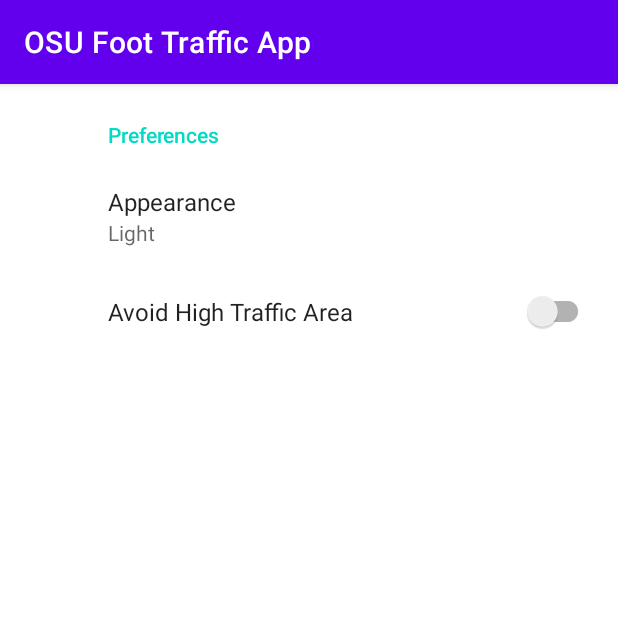
After one commit to caelummmuhhh/osu-foot-traffic-app, an Android app: the fragment SettingsFragment shown on its own in the app's theme, on a phone screen of 412 x 824 dp, the top half of it. The commit adds this screen. Run offline under Robolectric (Android 15) with nearby library versions, the phone set to English and light mode, and no system bars; our stand-ins replace androidx.preference.

Commit message:
Add Settings Fragment and a way to switch between Map and Settings

```diff
--- a/app/build.gradle.kts
+++ b/app/build.gradle.kts
@@ -47,6 +47,8 @@
     implementation(libs.androidx.activity)
     implementation(libs.androidx.constraintlayout)
     implementation(libs.play.services.maps)
+    implementation(libs.androidx.preference)
+    implementation(libs.androidx.preference.ktx)
     testImplementation(libs.junit)
     androidTestImplementation(libs.androidx.junit)
     androidTestImplementation(libs.androidx.espresso.core)
--- a/app/src/main/java/com/example/osufoottrafficapp/fragment/MapFragment.kt
+++ b/app/src/main/java/com/example/osufoottrafficapp/ui/fragment/MapFragment.kt
@@ -1,4 +1,4 @@
-package com.example.osufoottrafficapp.fragment
+package com.example.osufoottrafficapp.ui.fragment
 
 import androidx.fragment.app.Fragment
 
@@ -39,13 +39,13 @@
         container: ViewGroup?,
         savedInstanceState: Bundle?
     ): View? {
-        Log.d(TAG, "onCreateView() called!")
+        Log.d(TAG, "MapFragment onCreateView() called!")
         return inflater.inflate(R.layout.fragment_map, container, false)
     }
 
     override fun onDestroyView() {
         super.onDestroyView()
-        Log.d(TAG, "onDestroyView() called!")
+        Log.d(TAG, "MapFragment onDestroyView() called!")
     }
 
     override fun onViewCreated(view: View, savedInstanceState: Bundle?) {
--- /dev/null
+++ b/app/src/main/java/com/example/osufoottrafficapp/ui/fragment/SettingsFragment.kt
@@ -0,0 +1,30 @@
+package com.example.osufoottrafficapp.ui.fragment
+
+import android.os.Bundle
+import android.util.Log
+import android.view.LayoutInflater
+import android.view.View
+import android.view.ViewGroup
+import androidx.preference.PreferenceFragmentCompat
+import com.example.osufoottrafficapp.R
+
+class SettingsFragment : PreferenceFragmentCompat() {
+    private var tag: String? = this::class.simpleName
+    override fun onCreatePreferences(savedInstanceState: Bundle?, rootKey: String?) {
+        setPreferencesFromResource(R.xml.root_preferences, rootKey)
+    }
+
+    override fun onCreateView(
+        inflater: LayoutInflater,
+        container: ViewGroup?,
+        savedInstanceState: Bundle?
+    ): View {
+        Log.d(tag, "Creating SettingsFragment via SettingsFragment()")
+        return super.onCreateView(inflater, container, savedInstanceState)
+    }
+
+    override fun onDestroyView() {
+        Log.d(tag, "Destroying SettingsFragment via onDestroyView()")
+        super.onDestroyView()
+    }
+}
--- a/app/src/main/res/layout/fragment_map.xml
+++ b/app/src/main/res/layout/fragment_map.xml
@@ -9,5 +9,5 @@
         android:name="com.google.android.gms.maps.SupportMapFragment"
         android:layout_width="match_parent"
         android:layout_height="match_parent"
-        tools:context=".fragment.MapFragment" />
+        tools:context=".ui.fragment.MapFragment" />
 </RelativeLayout>
--- /dev/null
+++ b/app/src/main/res/values/arrays.xml
@@ -0,0 +1,8 @@
+<resources>
+    <!-- Appearance Preferences -->
+    <string-array name="appearance_values">
+        <item>Light</item>
+        <item>Dark</item>
+        <item>High-Contrast</item>
+    </string-array>
+</resources>
--- a/app/src/main/res/values/strings.xml
+++ b/app/src/main/res/values/strings.xml
@@ -1,4 +1,13 @@
 <resources>
     <string name="app_name">OSU Foot Traffic App</string>
     <string name="greeting">Hello World!</string>
+
+    <!-- Setting Preferences Strings -->
+    <string name="appearance_title">Appearance</string>
+    <string name="appearance_light">Light</string>
+    <string name="appearance_dark">Light</string>
+
+    <string name="route_traffic_pref_title">Avoid High Traffic Area</string>
+    <string name="map_button_name">Map</string>
+    <string name="settings_button_name">Settings</string>
 </resources>
--- /dev/null
+++ b/app/src/main/res/xml/root_preferences.xml
@@ -0,0 +1,15 @@
+<PreferenceScreen xmlns:app="http://schemas.android.com/apk/res-auto">
+    <PreferenceCategory app:title="Preferences">
+        <ListPreference
+            app:defaultValue="Light"
+            app:entries="@array/appearance_values"
+            app:entryValues="@array/appearance_values"
+            app:key="Light"
+            app:title="@string/appearance_title"
+            app:useSimpleSummaryProvider="true" />
+
+        <SwitchPreferenceCompat
+            app:key="sync"
+            app:title="@string/route_traffic_pref_title" />
+    </PreferenceCategory>
+</PreferenceScreen>
--- a/gradle/libs.versions.toml
+++ b/gradle/libs.versions.toml
@@ -11,6 +11,8 @@
 constraintlayout = "2.2.0"
 googleAndroidLibrariesMapsplatformSecretsGradlePlugin = "2.0.1"
 playServicesMaps = "19.1.0"
+preference = "1.2.0"
+preferenceKtx = "1.2.1"
 
 [libraries]
 androidx-core-ktx = { group = "androidx.core", name = "core-ktx", version.ref = "coreKtx" }
@@ -22,6 +24,8 @@
 androidx-activity = { group = "androidx.activity", name = "activity", version.ref = "activity" }
 androidx-constraintlayout = { group = "androidx.constraintlayout", name = "constraintlayout", version.ref = "constraintlayout" }
 play-services-maps = { group = "com.google.android.gms", name = "play-services-maps", version.ref = "playServicesMaps" }
+androidx-preference = { group = "androidx.preference", name = "preference", version.ref = "preference" }
+androidx-preference-ktx = { group = "androidx.preference", name = "preference-ktx", version.ref = "preferenceKtx" }
 
 [plugins]
 android-application = { id = "com.android.application", version.ref = "agp" }
```
Also changed, not shown: app/src/main/java/com/example/osufoottrafficapp/MainActivity.kt (+32 -25 lines), app/src/main/res/layout/activity_main.xml (+23 -18 lines).
